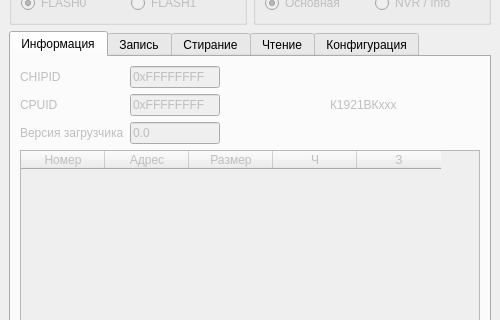
First picture: the form in app/ui/main.ui, repository ntsfv/flasher, before the edit; both pictures show x 0 to 500 and y 133 to 453 of the 500 by 650 pixel window.
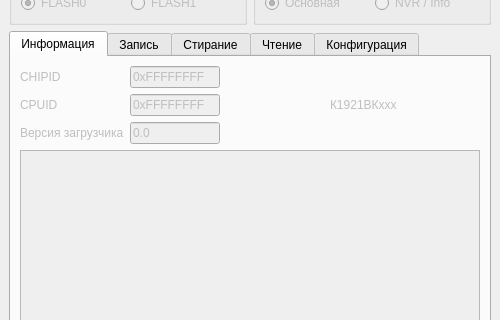
Second picture: the form after the edit. The open tabs and pages were chosen to show the change. Icons and pictures are not drawn.

```diff
--- a/app/ui/main.ui
+++ b/app/ui/main.ui
@@ -386,7 +386,7 @@
            <bool>false</bool>
           </property>
           <attribute name="horizontalHeaderVisible">
-           <bool>true</bool>
+           <bool>false</bool>
           </attribute>
           <attribute name="horizontalHeaderCascadingSectionResizes">
            <bool>false</bool>
```
Left out of the diff: 12 changed lines with no effect on the pictures.
